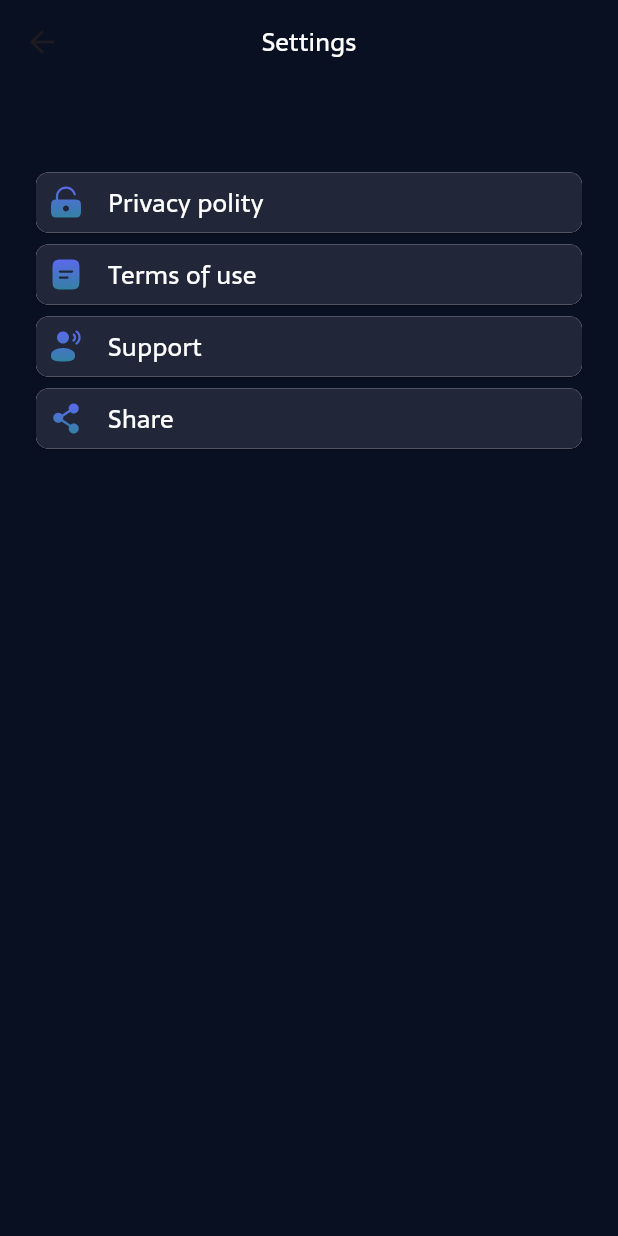
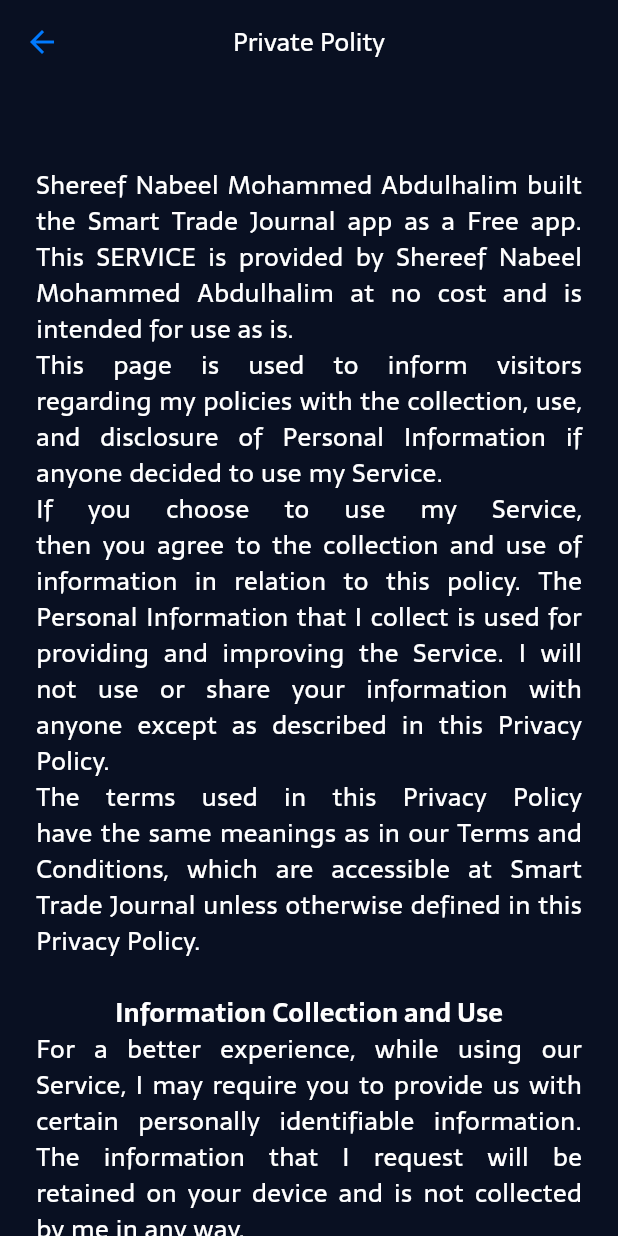
Before and after one commit to Kolosalen/SmartTradeJournal, a Flutter app: the SettingsWidget screen opened directly, after a tap on "Privacy polity", on a phone screen of 412 x 824 dp. Run offline on Flutter 3.47's test engine with Material 3 defaults, Android fonts, the phone set to English and light mode, and no system bars; our stand-ins replace equatable, fl_chart, flutter_bloc, flutter_svg, freezed_annotation, get and 3 more; accounts and stored records are empty.

Commit message:
Made settings buttons and screens.

```diff
--- a/lib/bloc/note_list/note_list_bloc.dart
+++ b/lib/bloc/note_list/note_list_bloc.dart
@@ -1,5 +1,3 @@
-import 'package:flutter/widgets.dart';
-import 'package:flutter/foundation.dart';
 import 'package:get/get.dart';
 import 'package:hydrated_bloc/hydrated_bloc.dart';
 import 'package:freezed_annotation/freezed_annotation.dart';
@@ -22,14 +20,13 @@ class NoteListBloc extends HydratedBloc<NoteListEvent, NoteListState> {
       emit(state);
     });
     on<_NewNote>((event, emit) async{
-      final resultNote = await Get.to(() => AddNoteForm());
+      final resultNote = await Get.to(() => const AddNoteForm());
       // state.noteList.add(resultNote);
       var noteListNew = <TradeNote>[];
       noteListNew.addAll(state.noteList);
       if (resultNote != null) {
         noteListNew.add(resultNote);
       }
-      print(resultNote);
       noteListNew.sort((a, b) => (b.dateTime.compareTo(a.dateTime)));//Сортировка по времени в порядке не возрастания
       emit(state.copyWith(noteList: noteListNew));
     });
--- a/lib/bloc/statistic/statistic_bloc.dart
+++ b/lib/bloc/statistic/statistic_bloc.dart
@@ -97,7 +97,6 @@ class StatisticBloc extends HydratedBloc<StatisticEvent, StatisticState> {
           var barGroup6 = makeGroupData(5, barInfo.successCountDay[5], barInfo.unsuccessCountDay[5]);
           var barGroup7 = makeGroupData(6, barInfo.successCountDay[6], barInfo.unsuccessCountDay[6]);
           showingBarGroups = [barGroup1, barGroup2, barGroup3, barGroup4, barGroup5, barGroup6, barGroup7];
-          print(showingBarGroups.length);
           emit(state.copyWith(showingBarGroups: showingBarGroups, type: event.type));
           break;
         case 1://week
@@ -109,7 +108,6 @@ class StatisticBloc extends HydratedBloc<StatisticEvent, StatisticState> {
           var barGroup6 = makeGroupData(5, barInfo.successCountWeek[5], barInfo.unsuccessCountWeek[5]);
           var barGroup7 = makeGroupData(6, barInfo.successCountWeek[6], barInfo.unsuccessCountWeek[6]);
           showingBarGroups = [barGroup1, barGroup2, barGroup3, barGroup4, barGroup5, barGroup6, barGroup7];
-          print(showingBarGroups.length);
           emit(state.copyWith(showingBarGroups: showingBarGroups, type: event.type));
           break;
         case 2://month
@@ -120,7 +118,6 @@ class StatisticBloc extends HydratedBloc<StatisticEvent, StatisticState> {
           var barGroup5 = makeGroupData(4, barInfo.successCountMonth[4],barInfo.unsuccessCountMonth[4]);
           var barGroup6 = makeGroupData(5, barInfo.successCountMonth[5],barInfo.unsuccessCountMonth[5]);
           showingBarGroups = [barGroup1, barGroup2, barGroup3, barGroup4, barGroup5, barGroup6, ];
-          print(showingBarGroups.length);
           emit(state.copyWith(showingBarGroups: showingBarGroups, type: event.type));
           break;
       }
--- /dev/null
+++ b/lib/pages/privacy_polity.dart
@@ -0,0 +1,136 @@
+import 'package:flutter/material.dart';
+
+import '../res/theme.dart';
+
+class PrivacyPolityPage extends StatelessWidget {
+   PrivacyPolityPage({super.key});
+
+  final theme = darkTheme;
+
+  @override
+  Widget build(BuildContext context) {
+    return Scaffold(
+        appBar: AppBar(
+          title: Text('Private Polity',
+            textAlign: TextAlign.center,
+            style: theme.textTheme.titleMedium,
+          ),
+          centerTitle: true,
+          backgroundColor: theme.scaffoldBackgroundColor,
+        ),
+        body: const SingleChildScrollView(
+          child: Padding(
+          padding: EdgeInsets.fromLTRB(24, 55, 24, 0),
+           child: Column(
+            children: [
+              Text("""Shereef Nabeel Mohammed Abdulhalim built the Smart Trade Journal app as a Free app. This SERVICE is provided by Shereef Nabeel Mohammed Abdulhalim at no cost and is intended for use as is.
+                This page is used to inform visitors regarding my policies with the collection, use, and disclosure of Personal Information if anyone decided to use my Service.
+                If you choose to use my Service, then you agree to the collection and use of information in relation to this policy. The Personal Information that I collect is used for providing and improving the Service. I will not use or share your information with anyone except as described in this Privacy Policy.
+                The terms used in this Privacy Policy have the same meanings as in our Terms and Conditions, which are accessible at Smart Trade Journal unless otherwise defined in this Privacy Policy.
+                """, textAlign: TextAlign.justify, style: TextStyle(
+              ),),
+              Text("Information Collection and Use", textAlign: TextAlign.justify, style: TextStyle(
+                  fontWeight: FontWeight.bold
+              ),),
+              Text("For a better experience, while using our Service, I may require you to provide us with certain personally identifiable information. The information that I request will be retained on your device and is not collected by me in any way.",
+                textAlign: TextAlign.justify, style: TextStyle(
+              ),),
+              Text("Log Data", textAlign: TextAlign.justify, style: TextStyle(
+                  fontWeight: FontWeight.bold
+              ),),
+              Text("I want to inform you that whenever you use my Service, in a case of an error in the app I collect data and information (through third-party products) on your phone called Log Data. This Log Data may include information such as your device Internet Protocol (“IP”) address, device name, operating system version, the configuration of the app when utilizing my Service, the time and date of your use of the Service, and other statistics.",
+                textAlign: TextAlign.justify, style: TextStyle(
+                ),),
+              Text("Cookies", textAlign: TextAlign.justify, style: TextStyle(
+                  fontWeight: FontWeight.bold
+              ),),
+              Text("""Cookies are files with a small amount of data that are commonly used as anonymous unique identifiers. These are sent to your browser from the websites that you visit and are stored on your device's internal memory.
+                  This Service does not use these “cookies” explicitly. However, the app may use third-party code and libraries that use “cookies” to collect information and improve their services. You have the option to either accept or refuse these cookies and know when a cookie is being sent to your device. If you choose to refuse our cookies, you may not be able to use some portions of this Service.
+                  """,
+                textAlign: TextAlign.justify, style: TextStyle(
+                ),),
+              Text("Service Providers", textAlign: TextAlign.justify, style: TextStyle(
+                  fontWeight: FontWeight.bold
+              ),),
+              Text("I may employ third-party companies and individuals due to the following reasons:",
+                textAlign: TextAlign.justify, style: TextStyle(
+                ),),
+              Row(
+                children: [
+                  Text("\u2022 To facilitate our Service;", textAlign: TextAlign.justify, style: TextStyle(
+                      fontWeight: FontWeight.bold
+                  ),),
+                ],
+              ),
+              Row(
+                children: [
+                  Flexible(
+                    child: Text("\u2022 To provide the Service on our behalf;", textAlign: TextAlign.justify, style: TextStyle(
+                        fontWeight: FontWeight.bold
+                    ),),
+                  ),
+                ],
+              ),
+              Row(
+                children: [
+                  Flexible(
+                    child: Text("\u2022 To perform Service-related services; or", textAlign: TextAlign.justify, style: TextStyle(
+                        fontWeight: FontWeight.bold
+                    ),),
+                  ),
+                ],
+              ),
+              Row(
+                mainAxisAlignment: MainAxisAlignment.start,
+                children: [
+                  Flexible(
+                    child: Text("\u2022 To assist us in analyzing how our Service is used.", textAlign: TextAlign.justify, style: TextStyle(
+                        fontWeight: FontWeight.bold
+                    ),),
+                  ),
+                ],
+              ),
+              Text("I want to inform users of this Service that these third parties have access to their Personal Information. The reason is to perform the tasks assigned to them on our behalf. However, they are obligated not to disclose or use the information for any other purpose.",
+                textAlign: TextAlign.justify, style: TextStyle(
+                ),),
+              Text("Security", textAlign: TextAlign.justify, style: TextStyle(
+                  fontWeight: FontWeight.bold
+              ),),
+              Text("I value your trust in providing us your Personal Information, thus we are striving to use commercially acceptable means of protecting it. But remember that no method of transmission over the internet, or method of electronic storage is 100% secure and reliable, and I cannot guarantee its absolute security.",
+                textAlign: TextAlign.justify, style: TextStyle(
+                ),),
+              Text("Links to Other Sites", textAlign: TextAlign.justify, style: TextStyle(
+                  fontWeight: FontWeight.bold
+              ),),
+              Text("""This Service may contain links to other sites. If you click on a third-party link, you will be directed to that site. Note that these external sites are not operated by me. Therefore, I strongly advise you to review the Privacy Policy of these websites. I have no control over and assume no responsibility for the content, privacy policies, or practices of any third-party sites or services.""",
+                textAlign: TextAlign.justify, style: TextStyle(
+                ),),
+              Text("Children’s Privacy", textAlign: TextAlign.justify, style: TextStyle(
+                  fontWeight: FontWeight.bold
+              ),),
+              Text("""I do not knowingly collect personally identifiable information from children. I encourage all children to never submit any personally identifiable information through the Application and/or Services. I encourage parents and legal guardians to monitor their children's Internet usage and to help enforce this Policy by instructing their children never to provide personally identifiable information through the Application and/or Services without their permission. If you have reason to believe that a child has provided personally identifiable information to us through the Application and/or Services, please contact us. You must also be at least 16 years of age to consent to the processing of your personally identifiable information in your country (in some countries we may allow your parent or guardian to do so on your behalf).
+                  """,
+                textAlign: TextAlign.justify, style: TextStyle(
+                ),),
+              Text("Changes to This Privacy Policy", textAlign: TextAlign.justify, style: TextStyle(
+                  fontWeight: FontWeight.bold
+              ),),
+              Text("""I may update our Privacy Policy from time to time. Thus, you are advised to review this page periodically for any changes. I will notify you of any changes by posting the new Privacy Policy on this page.
+                This policy is effective as of 2024-01-19
+                """,
+                textAlign: TextAlign.justify, style: TextStyle(
+                ),),
+              Text("Contact Us", textAlign: TextAlign.justify, style: TextStyle(
+                  fontWeight: FontWeight.bold
+              ),),
+              Text("""If you have any questions or suggestions about my Privacy Policy, do not hesitate to contact me at kacarizzet253@gmail.com.
+                 """,
+                textAlign: TextAlign.justify, style: TextStyle(
+                ),),
+            ]
+          )
+                ),
+        )
+    );
+  }
+}
--- a/lib/pages/settings_widget.dart
+++ b/lib/pages/settings_widget.dart
@@ -1,8 +1,12 @@
-import 'package:flutter/cupertino.dart';
 import 'package:flutter/material.dart';
 import 'package:flutter_svg/flutter_svg.dart';
+import 'package:get/get.dart';
+import 'package:share_plus/share_plus.dart';
+import 'package:smart_trade_journal/pages/privacy_polity.dart';
+import 'package:smart_trade_journal/pages/terms_of_use.dart';
 import 'package:smart_trade_journal/res/butt_styles.dart';
 import 'package:smart_trade_journal/res/theme.dart';
+import 'package:url_launcher/url_launcher.dart';
 
 class SettingsWidget extends StatefulWidget {
   const SettingsWidget({super.key});
@@ -13,6 +17,14 @@ class SettingsWidget extends StatefulWidget {
 
 class _SettingsWidgetState extends State<SettingsWidget> {
   var theme = darkTheme;
+  final Uri supportLink = Uri.parse('https://docs.google.com/forms/d/e/1FAIpQLSdqdxG_629fJF-ZEWYMZx2p7PzONXFYO_OdpILKV-331KF6Dg/viewform');
+  final Uri shareLink = Uri.parse('https://apps.apple.com/app/id64763982');
+
+  Future<void> _launchUrl() async {
+    if (!await launchUrl(supportLink)) {
+      throw Exception('Could not launch $supportLink');
+    }
+  }
 
   @override
   Widget build(BuildContext context) {
@@ -30,7 +42,7 @@ class _SettingsWidgetState extends State<SettingsWidget> {
           child: Column(
             children: [
               ElevatedButton(
-                  onPressed: () { },
+                  onPressed: () {Get.to(() => PrivacyPolityPage());},
                   style: butStyle,
                   child: Container(
                     padding: const EdgeInsets.all(8.0),
@@ -42,14 +54,14 @@ class _SettingsWidgetState extends State<SettingsWidget> {
                       mainAxisAlignment: MainAxisAlignment.start,
                       children: [
                         SvgPicture.asset('assets/svg/Security.svg'),
-                        SizedBox(width: 16),
+                        const SizedBox(width: 16),
                         Text("Privacy polity", textAlign: TextAlign.center, style: theme.textTheme.bodyMedium,),
                       ],
                     ),
                   )
               ),
               ElevatedButton(
-                  onPressed: () { },
+                  onPressed: () {Get.to(() => TermsOfUsePage()); },
                   style: butStyle,
                   child: Container(
                     padding: const EdgeInsets.all(8.0),
@@ -61,14 +73,14 @@ class _SettingsWidgetState extends State<SettingsWidget> {
                       mainAxisAlignment: MainAxisAlignment.start,
                       children: [
                         SvgPicture.asset('assets/svg/Doc.svg'),
-                        SizedBox(width: 16),
+                        const SizedBox(width: 16),
                         Text("Terms of use", textAlign: TextAlign.center, style: theme.textTheme.bodyMedium,),
                       ],
                     ),
                   )
               ),
               ElevatedButton(
-                  onPressed: () { },
+                  onPressed: _launchUrl,
                   style: butStyle,
                   child: Container(
                     padding: const EdgeInsets.all(8.0),
@@ -80,14 +92,14 @@ class _SettingsWidgetState extends State<SettingsWidget> {
                       mainAxisAlignment: MainAxisAlignment.start,
                       children: [
                         SvgPicture.asset('assets/svg/Support.svg'),
-                        SizedBox(width: 16),
+                        const SizedBox(width: 16),
                         Text("Support", textAlign: TextAlign.center, style: theme.textTheme.bodyMedium,),
                       ],
                     ),
                   )
               ),
               ElevatedButton(
-                  onPressed: () { },
+                  onPressed: () { Share.shareUri(shareLink);},
                   style: butStyle,
                   child: Container(
                     padding: const EdgeInsets.all(8.0),
@@ -99,7 +111,7 @@ class _SettingsWidgetState extends State<SettingsWidget> {
                       mainAxisAlignment: MainAxisAlignment.start,
                       children: [
                         SvgPicture.asset('assets/svg/Share.svg'),
-                        SizedBox(width: 16),
+                        const SizedBox(width: 16),
                         Text("Share", textAlign: TextAlign.center, style: theme.textTheme.bodyMedium,),
                       ],
                     ),
--- /dev/null
+++ b/lib/pages/terms_of_use.dart
@@ -0,0 +1,55 @@
+import 'package:flutter/material.dart';
+
+import '../res/theme.dart';
+
+class TermsOfUsePage extends StatelessWidget {
+  TermsOfUsePage({super.key});
+  final theme = darkTheme;
+  @override
+  Widget build(BuildContext context) {
+    return Scaffold(
+        appBar: AppBar(
+          title: Text('Terms & Conditions',
+            textAlign: TextAlign.center,
+            style: theme.textTheme.titleMedium,
+          ),
+          centerTitle: true,
+          backgroundColor: theme.scaffoldBackgroundColor,
+        ),
+        body: const SingleChildScrollView(
+          child: Padding(
+            padding: EdgeInsets.fromLTRB(24, 10, 24, 30),
+            child: Column(
+              children: [
+                Text("""By downloading or using the app, these terms will automatically apply to you – you should make sure therefore that you read them carefully before using the app. You’re not allowed to copy or modify the app, any part of the app, or our trademarks in any way. You’re not allowed to attempt to extract the source code of the app, and you also shouldn’t try to translate the app into other languages or make derivative versions. The app itself, and all the trademarks, copyright, database rights, and other intellectual property rights related to it, still belong to Shereef Nabeel Mohammed Abdulhalim.
+          Shereef Nabeel Mohammed Abdulhalim is committed to ensuring that the app is as useful and efficient as possible. For that reason, we reserve the right to make changes to the app or to charge for its services, at any time and for any reason. We will never charge you for the app or its services without making it very clear to you exactly what you’re paying for.
+          The Smart Trade Journal app stores and processes personal data that you have provided to us, to provide my Service. It’s your responsibility to keep your phone and access to the app secure. We therefore recommend that you do not jailbreak or root your phone, which is the process of removing software restrictions and limitations imposed by the official operating system of your device. It could make your phone vulnerable to malware/viruses/malicious programs, compromise your phone’s security features and it could mean that the Smart Trade Journal app won’t work properly or at all.
+          You should be aware that there are certain things that Shereef Nabeel Mohammed Abdulhalim will not take responsibility for. Certain functions of the app will require the app to have an active internet connection. The connection can be Wi-Fi or provided by your mobile network provider, but Shereef Nabeel Mohammed Abdulhalim cannot take responsibility for the app not working at full functionality if you don’t have access to Wi-Fi, and you don’t have any of your data allowance left.
+          If you’re using the app outside of an area with Wi-Fi, you should remember that the terms of the agreement with your mobile network provider will still apply. As a result, you may be charged by your mobile provider for the cost of data for the duration of the connection while accessing the app, or other third-party charges. In using the app, you’re accepting responsibility for any such charges, including roaming data charges if you use the app outside of your home territory (i.e. region or country) without turning off data roaming. If you are not the bill payer for the device on which you’re using the app, please be aware that we assume that you have received permission from the bill payer for using the app.
+          Along the same lines, Shereef Nabeel Mohammed Abdulhalim cannot always take responsibility for the way you use the app i.e. You need to make sure that your device stays charged – if it runs out of battery and you can’t turn it on to avail the Service, Shereef Nabeel Mohammed Abdulhalim cannot accept responsibility.
+          With respect to Shereef Nabeel Mohammed Abdulhalim’s responsibility for your use of the app, when you’re using the app, it’s important to bear in mind that although we endeavor to ensure that it is updated and correct at all times, we do rely on third parties to provide information to us so that we can make it available to you. Shereef Nabeel Mohammed Abdulhalim accepts no liability for any loss, direct or indirect, you experience as a result of relying wholly on this functionality of the app.
+          At some point, we may wish to update the app. The app is currently available on iOS – the requirements for the system(and for any additional systems we decide to extend the availability of the app to) may change, and you’ll need to download the updates if you want to keep using the app. Shereef Nabeel Mohammed Abdulhalim does not promise that it will always update the app so that it is relevant to you and/or works with the iOS version that you have installed on your device. However, you promise to always accept updates to the application when offered to you, We may also wish to stop providing the app, and may terminate use of it at any time without giving notice of termination to you. Unless we tell you otherwise, upon any termination, (a) the rights and licenses granted to you in these terms will end; (b) you must stop using the app, and (if needed) delete it from your device.
+          """,
+                  textAlign: TextAlign.justify, style: TextStyle(
+                ),),
+                Text("Changes to This Terms and Conditions", textAlign: TextAlign.justify, style: TextStyle(
+                    fontWeight: FontWeight.bold
+                ),),
+                Text("""I may update our Terms and Conditions from time to time. Thus, you are advised to review this page periodically for any changes. I will notify you of any changes by posting the new Terms and Conditions on this page.
+          These terms and conditions are effective as of 2024-01-19
+          """,
+                  textAlign: TextAlign.justify, style: TextStyle(
+                  ),),
+                Text("Contact Us", textAlign: TextAlign.justify, style: TextStyle(
+                    fontWeight: FontWeight.bold
+                ),),
+                Text("If you have any questions or suggestions about my Terms and Conditions, do not hesitate to contact me at kacarizzet253@gmail.com.",
+                  textAlign: TextAlign.justify, style: TextStyle(
+                  ),),
+                ],
+            ),
+          ),
+        ),
+    );
+  }
+}
--- a/lib/res/theme.dart
+++ b/lib/res/theme.dart
@@ -1,4 +1,5 @@
 
+import 'package:flutter/cupertino.dart';
 import 'package:flutter/material.dart';
 
 final darkTheme = ThemeData(
@@ -7,6 +8,15 @@ final darkTheme = ThemeData(
   primaryColor: Convector().getMaterialColor(const Color.fromRGBO(0, 0, 0, 0.75)),
 
   primarySwatch: Convector().getMaterialColor(const Color.fromRGBO(0, 0, 0, 0.75)),
+
+  fontFamily: "Sarala",
+
+  appBarTheme: const AppBarTheme(
+    iconTheme: IconThemeData(
+      color: CupertinoColors.systemBlue
+    )
+
+  ),
 
   tabBarTheme: TabBarTheme(
     labelStyle: TextStyle(
--- a/pubspec.yaml
+++ b/pubspec.yaml
@@ -54,6 +54,8 @@ dependencies:
   freezed_annotation: ^2.4.1
   json_annotation: ^4.8.1
   flutter_cupertino_date_picker_fork: ^1.0.7
+  url_launcher: ^6.2.4
+  share_plus: ^7.2.2
 
 dev_dependencies:
   flutter_test:
```
Also changed, not shown: lib/pages/edit_note_form.dart (+77 -32 lines), lib/pages/support.dart (added, +10 -0 lines), pubspec.lock.
